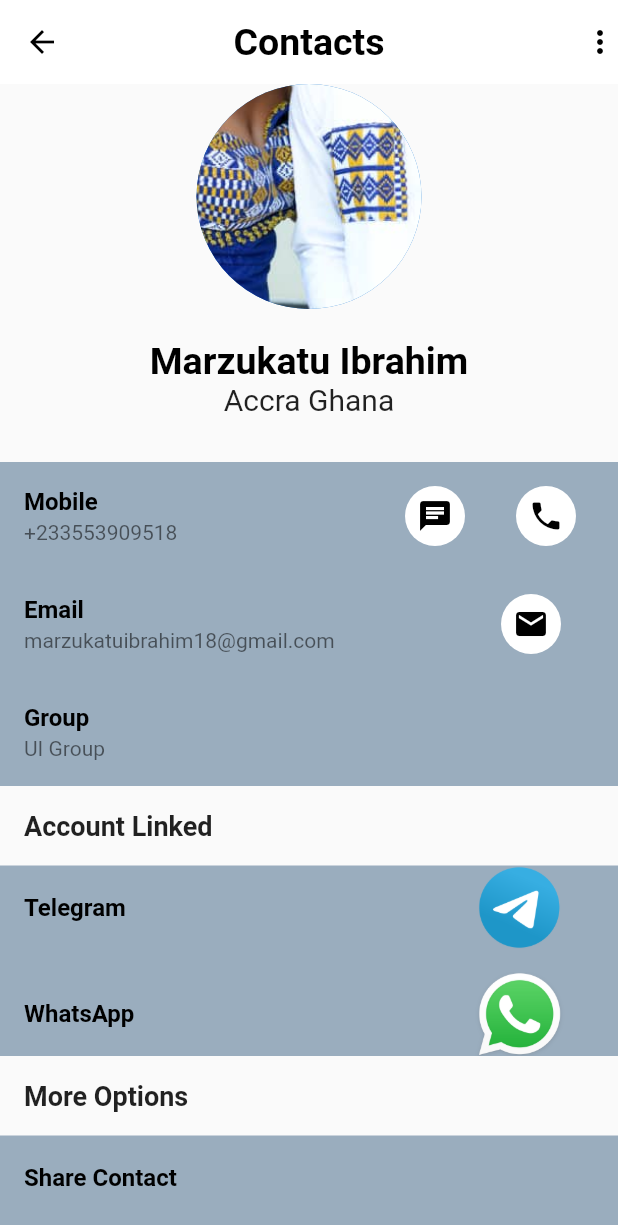
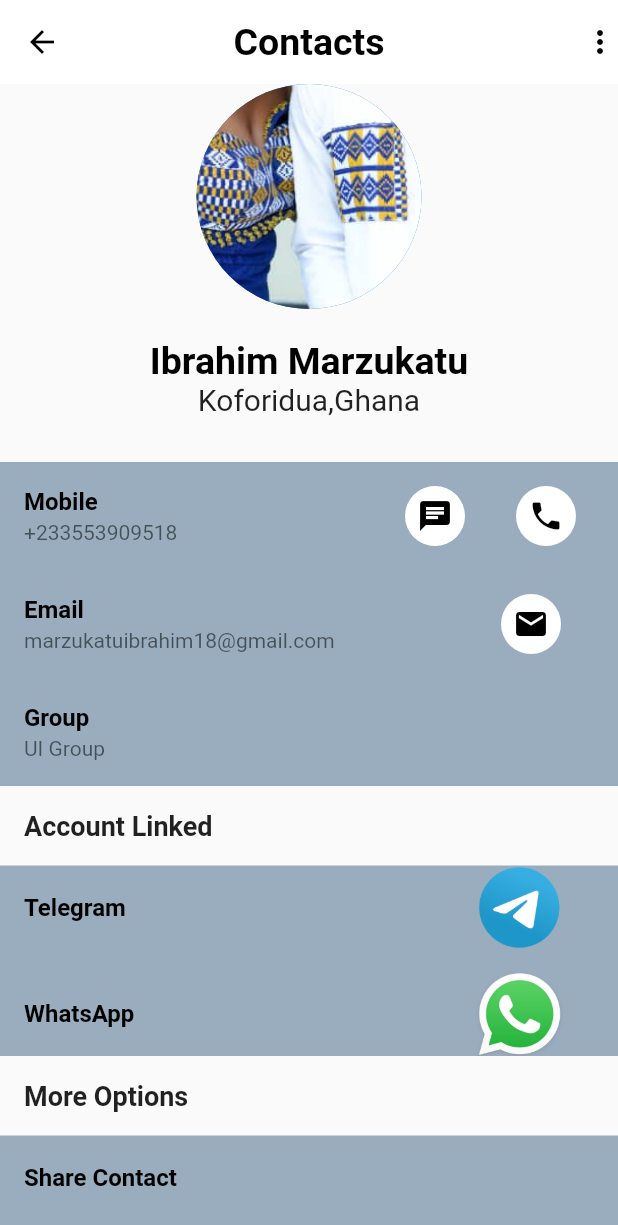
Before and after one commit to marzukatu18/Contact_application, a Flutter app: the ContactView screen opened directly, on a phone screen of 412 x 824 dp. Shown: the top 1225 px of the screen. Run offline on Flutter 3.47's test engine with Material 2 defaults, Android fonts, the phone set to English and light mode, and no system bars; our stand-ins replace device_preview, grouped_list; missing offline and left inert: dart:js.

Commit message:
details page

```diff
--- a/lib/contact_view.dart
+++ b/lib/contact_view.dart
@@ -1,5 +1,3 @@
-import 'dart:html';
-
 import 'package:contact_application/contact_model.dart';
 import 'package:flutter/material.dart';
 
@@ -36,18 +34,18 @@ class ContactView extends StatelessWidget {
           const SizedBox(
             height: 20,
           ),
-          const Center(
+          Center(
             child: Text(
-              'Marzukatu Ibrahim',
+              contact.name,
               style: TextStyle(
                   color: Colors.black,
                   fontSize: 25,
                   fontWeight: FontWeight.w600),
             ),
           ),
-          const Center(
+           Center(
             child: Text(
-              'Accra Ghana',
+              '${contact.region},${contact.country}',
               style: TextStyle(
                 fontSize: 20,
               ),
@@ -66,7 +64,7 @@ class ContactView extends StatelessWidget {
                     style: TextStyle(
                         color: Colors.black, fontWeight: FontWeight.w600),
                   ),
-                  subtitle: const Text('+233553909518'),
+                  subtitle:  Text(contact.phone),
                   trailing: Row(
                     mainAxisSize: MainAxisSize.min,
                     children: [
@@ -104,7 +102,7 @@ class ContactView extends StatelessWidget {
                     style: TextStyle(
                         color: Colors.black, fontWeight: FontWeight.w600),
                   ),
-                  subtitle: const Text('marzukatuibrahim18@gmail.com'),
+                  subtitle:  Text(contact.email),
                   trailing: Row(
                     mainAxisSize: MainAxisSize.min,
                     children: [
```
